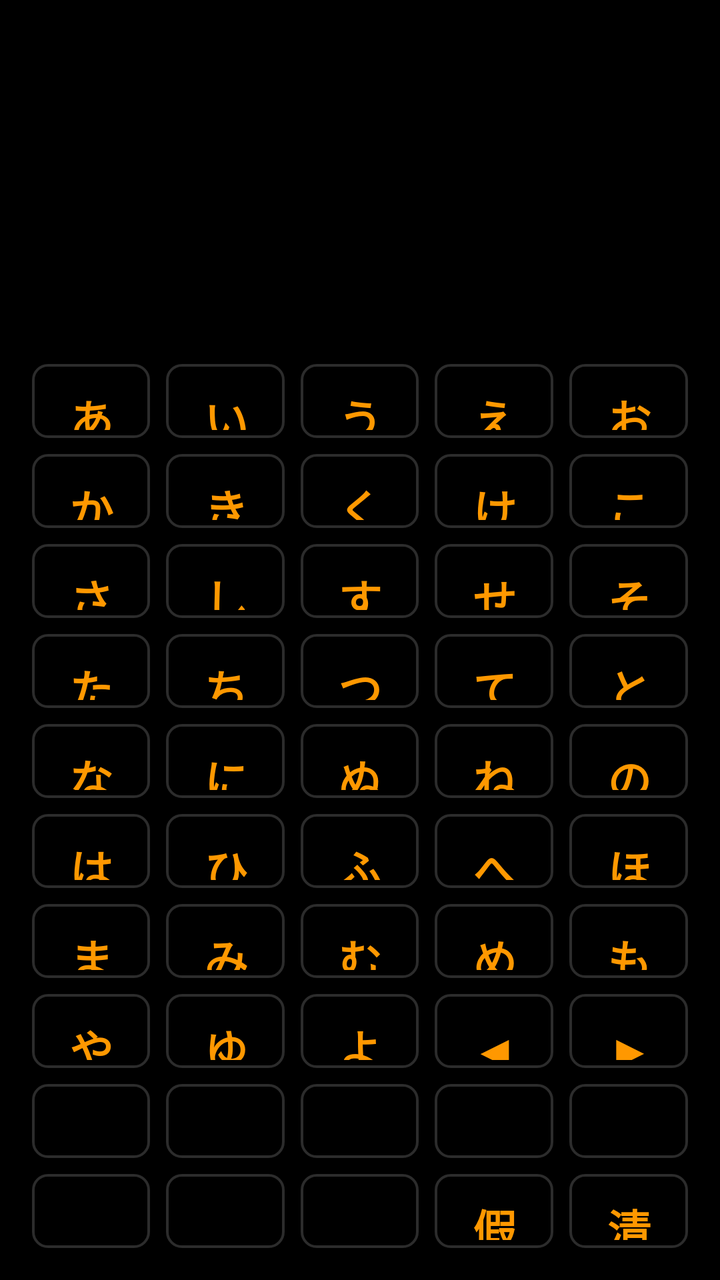
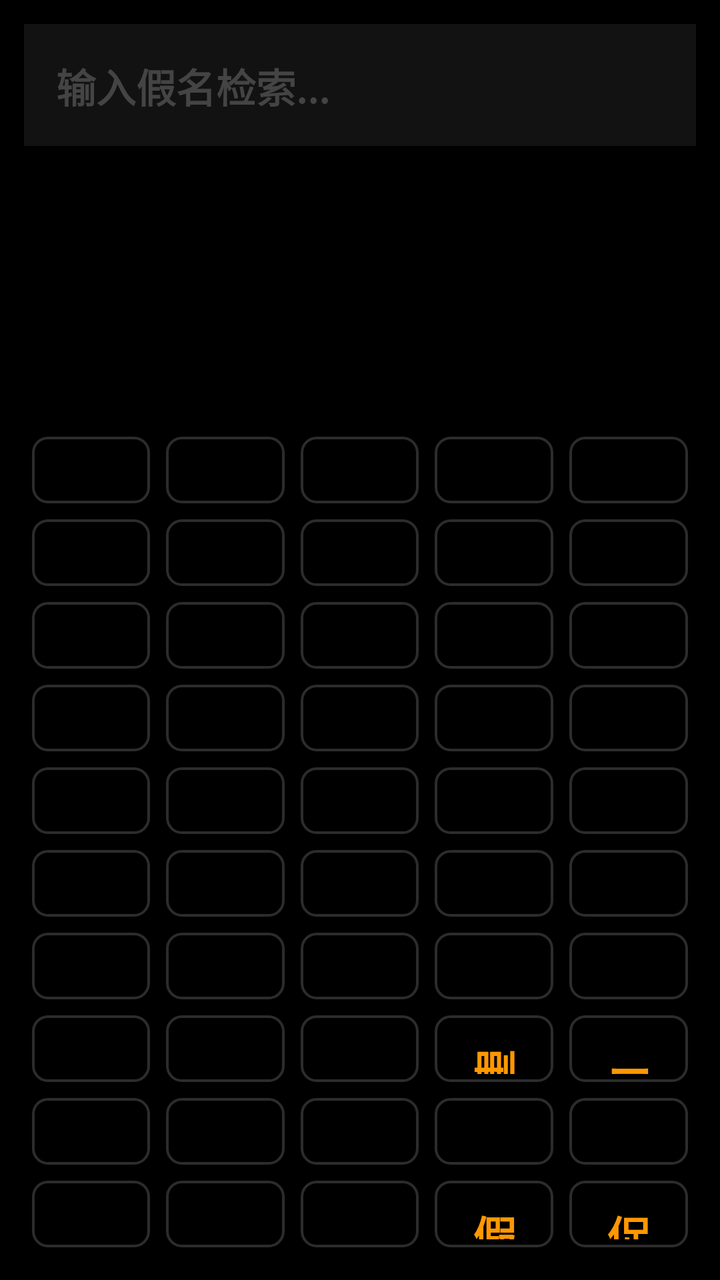

Screens rendered from an Android XML layout before and after an edit, with the pre-edit source and the edit as a unified diff.
<!-- AndroidManifest.xml: activity theme Theme.MaterialComponents.DayNight.NoActionBar -->
<!-- res/layout/activity_fake_calculator.xml -->
<?xml version="1.0" encoding="utf-8"?>
<LinearLayout
    xmlns:android="http://schemas.android.com/apk/res/android"
    xmlns:app="http://schemas.android.com/apk/res-auto"
    android:layout_width="match_parent"
    android:layout_height="match_parent"
    android:orientation="vertical"
    android:background="#000000"
    android:padding="12dp"
    android:weightSum="10">

    <androidx.appcompat.widget.AppCompatTextView
        android:id="@+id/display"
        android:layout_width="match_parent"
        android:layout_height="0dp"
        android:layout_weight="2.6"
        android:layout_marginBottom="8dp"
        android:background="#000000"
        
        android:gravity="top|start"
        
        android:paddingTop="16dp"
        android:paddingStart="16dp"
        android:paddingEnd="16dp"
        android:paddingBottom="24dp"
        
        android:textColor="#FF9800"
        
        android:maxLines="8"
        
        app:autoSizeTextType="uniform"
        app:autoSizeMinTextSize="14sp"
        app:autoSizeMaxTextSize="32sp"
        app:autoSizeStepGranularity="1sp"
        
        android:fontFamily="@font/geek_font_bold"
        android:textStyle="bold" />

    <GridLayout
        android:layout_width="match_parent"
        android:layout_height="0dp"
        android:layout_weight="7.4"
        android:columnCount="5"
        android:rowCount="10">

        <com.google.android.material.button.MaterialButton android:id="@+id/btn_1_1" android:text="あ" style="@style/FiftyToneButtonStyle"/>
        <com.google.android.material.button.MaterialButton android:id="@+id/btn_1_2" android:text="い" style="@style/FiftyToneButtonStyle"/>
        <com.google.android.material.button.MaterialButton android:id="@+id/btn_1_3" android:text="う" style="@style/FiftyToneButtonStyle"/>
        <com.google.android.material.button.MaterialButton android:id="@+id/btn_1_4" android:text="え" style="@style/FiftyToneButtonStyle"/>
        <com.google.android.material.button.MaterialButton android:id="@+id/btn_1_5" android:text="お" style="@style/FiftyToneButtonStyle"/>

        <com.google.android.material.button.MaterialButton android:id="@+id/btn_2_1" android:text="か" style="@style/FiftyToneButtonStyle"/>
        <com.google.android.material.button.MaterialButton android:id="@+id/btn_2_2" android:text="き" style="@style/FiftyToneButtonStyle"/>
        <com.google.android.material.button.MaterialButton android:id="@+id/btn_2_3" android:text="く" style="@style/FiftyToneButtonStyle"/>
        <com.google.android.material.button.MaterialButton android:id="@+id/btn_2_4" android:text="け" style="@style/FiftyToneButtonStyle"/>
        <com.google.android.material.button.MaterialButton android:id="@+id/btn_2_5" android:text="こ" style="@style/FiftyToneButtonStyle"/>

        <com.google.android.material.button.MaterialButton android:id="@+id/btn_3_1" android:text="さ" style="@style/FiftyToneButtonStyle"/>
        <com.google.android.material.button.MaterialButton android:id="@+id/btn_3_2" android:text="し" style="@style/FiftyToneButtonStyle"/>
        <com.google.android.material.button.MaterialButton android:id="@+id/btn_3_3" android:text="す" style="@style/FiftyToneButtonStyle"/>
        <com.google.android.material.button.MaterialButton android:id="@+id/btn_3_4" android:text="せ" style="@style/FiftyToneButtonStyle"/>
        <com.google.android.material.button.MaterialButton android:id="@+id/btn_3_5" android:text="そ" style="@style/FiftyToneButtonStyle"/>

        <com.google.android.material.button.MaterialButton android:id="@+id/btn_4_1" android:text="た" style="@style/FiftyToneButtonStyle"/>
        <com.google.android.material.button.MaterialButton android:id="@+id/btn_4_2" android:text="ち" style="@style/FiftyToneButtonStyle"/>
        <com.google.android.material.button.MaterialButton android:id="@+id/btn_4_3" android:text="つ" style="@style/FiftyToneButtonStyle"/>
        <com.google.android.material.button.MaterialButton android:id="@+id/btn_4_4" android:text="て" style="@style/FiftyToneButtonStyle"/>
        <com.google.android.material.button.MaterialButton android:id="@+id/btn_4_5" android:text="と" style="@style/FiftyToneButtonStyle"/>

        <com.google.android.material.button.MaterialButton android:id="@+id/btn_5_1" android:text="な" style="@style/FiftyToneButtonStyle"/>
        <com.google.android.material.button.MaterialButton android:id="@+id/btn_5_2" android:text="に" style="@style/FiftyToneButtonStyle"/>
        <com.google.android.material.button.MaterialButton android:id="@+id/btn_5_3" android:text="ぬ" style="@style/FiftyToneButtonStyle"/>
        <com.google.android.material.button.MaterialButton android:id="@+id/btn_5_4" android:text="ね" style="@style/FiftyToneButtonStyle"/>
        <com.google.android.material.button.MaterialButton android:id="@+id/btn_5_5" android:text="の" style="@style/FiftyToneButtonStyle"/>

        <com.google.android.material.button.MaterialButton android:id="@+id/btn_6_1" android:text="は" style="@style/FiftyToneButtonStyle"/>
        <com.google.android.material.button.MaterialButton android:id="@+id/btn_6_2" android:text="ひ" style="@style/FiftyToneButtonStyle"/>
        <com.google.android.material.button.MaterialButton android:id="@+id/btn_6_3" android:text="ふ" style="@style/FiftyToneButtonStyle"/>
        <com.google.android.material.button.MaterialButton android:id="@+id/btn_6_4" android:text="へ" style="@style/FiftyToneButtonStyle"/>
        <com.google.android.material.button.MaterialButton android:id="@+id/btn_6_5" android:text="ほ" style="@style/FiftyToneButtonStyle"/>

        <com.google.android.material.button.MaterialButton android:id="@+id/btn_7_1" android:text="ま" style="@style/FiftyToneButtonStyle"/>
        <com.google.android.material.button.MaterialButton android:id="@+id/btn_7_2" android:text="み" style="@style/FiftyToneButtonStyle"/>
        <com.google.android.material.button.MaterialButton android:id="@+id/btn_7_3" android:text="む" style="@style/FiftyToneButtonStyle"/>
        <com.google.android.material.button.MaterialButton android:id="@+id/btn_7_4" android:text="め" style="@style/FiftyToneButtonStyle"/>
        <com.google.android.material.button.MaterialButton android:id="@+id/btn_7_5" android:text="も" style="@style/FiftyToneButtonStyle"/>

        <com.google.android.material.button.MaterialButton android:id="@+id/btn_8_1" android:text="や" style="@style/FiftyToneButtonStyle"/>
        <com.google.android.material.button.MaterialButton android:id="@+id/btn_8_2" android:text="ゆ" style="@style/FiftyToneButtonStyle"/>
        <com.google.android.material.button.MaterialButton android:id="@+id/btn_8_3" android:text="よ" style="@style/FiftyToneButtonStyle"/>
        <com.google.android.material.button.MaterialButton android:id="@+id/btn_8_4" android:text="◀" style="@style/FiftyToneButtonStyle"/>
        <com.google.android.material.button.MaterialButton android:id="@+id/btn_8_5" android:text="▶" style="@style/FiftyToneButtonStyle"/>

        <com.google.android.material.button.MaterialButton android:id="@+id/btn_9_1" style="@style/FiftyToneButtonStyle"/>
        <com.google.android.material.button.MaterialButton android:id="@+id/btn_9_2" style="@style/FiftyToneButtonStyle"/>
        <com.google.android.material.button.MaterialButton android:id="@+id/btn_9_3" style="@style/FiftyToneButtonStyle"/>
        <com.google.android.material.button.MaterialButton android:id="@+id/btn_9_4" style="@style/FiftyToneButtonStyle"/>
        <com.google.android.material.button.MaterialButton android:id="@+id/btn_9_5" style="@style/FiftyToneButtonStyle"/>

        <com.google.android.material.button.MaterialButton android:id="@+id/btn_10_1" style="@style/FiftyToneButtonStyle"/>
        <com.google.android.material.button.MaterialButton android:id="@+id/btn_10_2" style="@style/FiftyToneButtonStyle"/>
        <com.google.android.material.button.MaterialButton android:id="@+id/btn_10_3" style="@style/FiftyToneButtonStyle"/>
        <com.google.android.material.button.MaterialButton android:id="@+id/btn_10_4" android:text="假名" style="@style/FiftyToneButtonStyle"/>
        <com.google.android.material.button.MaterialButton android:id="@+id/btn_10_5" android:text="清空" style="@style/FiftyToneButtonStyle"/>

    </GridLayout>
</LinearLayout>
<!-- resources referenced by this layout -->
<resources>
  <style name="FiftyToneButtonStyle" parent="Widget.MaterialComponents.Button">
          <item name="android:layout_width">0dp</item>
          <item name="android:layout_height">0dp</item>
          <item name="android:layout_margin">4dp</item>
          
          <item name="android:layout_columnWeight">1</item>
          <item name="android:layout_rowWeight">1</item>
          
          <item name="android:backgroundTint">#000000</item>
          <item name="android:textColor">#FF9800</item>
          
          <item name="android:textSize">22sp</item>
          <item name="android:textStyle">bold</item>
          <item name="android:fontFamily">@font/geek_font_bold</item>
          <item name="android:insetTop">0dp</item>
          <item name="android:insetBottom">0dp</item>
          <item name="android:gravity">center</item>
          <item name="android:includeFontPadding">false</item>
          
          <item name="cornerRadius">8dp</item>
          <item name="strokeColor">#2C2C2C</item>
          <item name="strokeWidth">1.2dp</item>
          <item name="rippleColor">#40FF9800</item>
      </style>
</resources>

<!-- the commit's change to res/layout/activity_fake_calculator.xml (unified diff, before → after) -->
@@ -9,87 +9,104 @@
     android:padding="12dp"
     android:weightSum="10">
 
-    <androidx.appcompat.widget.AppCompatTextView
-        android:id="@+id/display"
+    <LinearLayout
         android:layout_width="match_parent"
         android:layout_height="0dp"
-        android:layout_weight="2.6"
-        android:layout_marginBottom="8dp"
-        android:background="#000000"
-        
-        android:gravity="top|start"
-        
-        android:paddingTop="16dp"
-        android:paddingStart="16dp"
-        android:paddingEnd="16dp"
-        android:paddingBottom="24dp"
-        
-        android:textColor="#FF9800"
-        
-        android:maxLines="8"
-        
-        app:autoSizeTextType="uniform"
-        app:autoSizeMinTextSize="14sp"
-        app:autoSizeMaxTextSize="32sp"
-        app:autoSizeStepGranularity="1sp"
-        
-        android:fontFamily="@font/geek_font_bold"
-        android:textStyle="bold" />
+        android:layout_weight="3.2"
+        android:orientation="vertical"
+        android:layout_marginBottom="8dp">
+
+        <androidx.appcompat.widget.AppCompatTextView
+            android:id="@+id/search_bar"
+            android:layout_width="match_parent"
+            android:layout_height="wrap_content"
+            android:background="#121212"
+            android:gravity="center_vertical|start"
+            android:paddingTop="10dp"
+            android:paddingBottom="10dp"
+            android:paddingStart="16dp"
+            android:paddingEnd="16dp"
+            android:textColor="#FF9800"
+            android:textSize="20sp"
+            android:textStyle="bold"
+            android:fontFamily="@font/geek_font_bold"
+            android:hint="输入假名检索..."
+            android:textColorHint="#444444"
+            android:maxLines="1" />
+
+        <ScrollView
+            android:layout_width="match_parent"
+            android:layout_height="match_parent"
+            android:layout_marginTop="6dp"
+            android:fillViewport="true">
+
+            <androidx.appcompat.widget.AppCompatTextView
+                android:id="@+id/display"
+                android:layout_width="match_parent"
+                android:layout_height="wrap_content"
+                android:gravity="top|start"
+                android:paddingBottom="16dp"
+                android:textColor="#FF9800"
+                android:textSize="18sp"
+                android:fontFamily="@font/geek_font_bold"
+                android:lineSpacingMultiplier="1.2" />
+        </ScrollView>
+    </LinearLayout>
 
     <GridLayout
         android:layout_width="match_parent"
         android:layout_height="0dp"
-        android:layout_weight="7.4"
+        android:layout_weight="6.8"
         android:columnCount="5"
         android:rowCount="10">
 
-        <com.google.android.material.button.MaterialButton android:id="@+id/btn_1_1" android:text="あ" style="@style/FiftyToneButtonStyle"/>
-        <com.google.android.material.button.MaterialButton android:id="@+id/btn_1_2" android:text="い" style="@style/FiftyToneButtonStyle"/>
-        <com.google.android.material.button.MaterialButton android:id="@+id/btn_1_3" android:text="う" style="@style/FiftyToneButtonStyle"/>
-        <com.google.android.material.button.MaterialButton android:id="@+id/btn_1_4" android:text="え" style="@style/FiftyToneButtonStyle"/>
-        <com.google.android.material.button.MaterialButton android:id="@+id/btn_1_5" android:text="お" style="@style/FiftyToneButtonStyle"/>
+        <com.google.android.material.button.MaterialButton android:id="@+id/btn_1_1" style="@style/FiftyToneButtonStyle"/>
+        <com.google.android.material.button.MaterialButton android:id="@+id/btn_1_2" style="@style/FiftyToneButtonStyle"/>
+        <com.google.android.material.button.MaterialButton android:id="@+id/btn_1_3" style="@style/FiftyToneButtonStyle"/>
+        <com.google.android.material.button.MaterialButton android:id="@+id/btn_1_4" style="@style/FiftyToneButtonStyle"/>
+        <com.google.android.material.button.MaterialButton android:id="@+id/btn_1_5" style="@style/FiftyToneButtonStyle"/>
 
-        <com.google.android.material.button.MaterialButton android:id="@+id/btn_2_1" android:text="か" style="@style/FiftyToneButtonStyle"/>
-        <com.google.android.material.button.MaterialButton android:id="@+id/btn_2_2" android:text="き" style="@style/FiftyToneButtonStyle"/>
-        <com.google.android.material.button.MaterialButton android:id="@+id/btn_2_3" android:text="く" style="@style/FiftyToneButtonStyle"/>
-        <com.google.android.material.button.MaterialButton android:id="@+id/btn_2_4" android:text="け" style="@style/FiftyToneButtonStyle"/>
-        <com.google.android.material.button.MaterialButton android:id="@+id/btn_2_5" android:text="こ" style="@style/FiftyToneButtonStyle"/>
+        <com.google.android.material.button.MaterialButton android:id="@+id/btn_2_1" style="@style/FiftyToneButtonStyle"/>
+        <com.google.android.material.button.MaterialButton android:id="@+id/btn_2_2" style="@style/FiftyToneButtonStyle"/>
+        <com.google.android.material.button.MaterialButton android:id="@+id/btn_2_3" style="@style/FiftyToneButtonStyle"/>
+        <com.google.android.material.button.MaterialButton android:id="@+id/btn_2_4" style="@style/FiftyToneButtonStyle"/>
+        <com.google.android.material.button.MaterialButton android:id="@+id/btn_2_5" style="@style/FiftyToneButtonStyle"/>
 
-        <com.google.android.material.button.MaterialButton android:id="@+id/btn_3_1" android:text="さ" style="@style/FiftyToneButtonStyle"/>
-        <com.google.android.material.button.MaterialButton android:id="@+id/btn_3_2" android:text="し" style="@style/FiftyToneButtonStyle"/>
-        <com.google.android.material.button.MaterialButton android:id="@+id/btn_3_3" android:text="す" style="@style/FiftyToneButtonStyle"/>
-        <com.google.android.material.button.MaterialButton android:id="@+id/btn_3_4" android:text="せ" style="@style/FiftyToneButtonStyle"/>
-        <com.google.android.material.button.MaterialButton android:id="@+id/btn_3_5" android:text="そ" style="@style/FiftyToneButtonStyle"/>
+        <com.google.android.material.button.MaterialButton android:id="@+id/btn_3_1" style="@style/FiftyToneButtonStyle"/>
+        <com.google.android.material.button.MaterialButton android:id="@+id/btn_3_2" style="@style/FiftyToneButtonStyle"/>
+        <com.google.android.material.button.MaterialButton android:id="@+id/btn_3_3" style="@style/FiftyToneButtonStyle"/>
+        <com.google.android.material.button.MaterialButton android:id="@+id/btn_3_4" style="@style/FiftyToneButtonStyle"/>
+        <com.google.android.material.button.MaterialButton android:id="@+id/btn_3_5" style="@style/FiftyToneButtonStyle"/>
 
-        <com.google.android.material.button.MaterialButton android:id="@+id/btn_4_1" android:text="た" style="@style/FiftyToneButtonStyle"/>
-        <com.google.android.material.button.MaterialButton android:id="@+id/btn_4_2" android:text="ち" style="@style/FiftyToneButtonStyle"/>
-        <com.google.android.material.button.MaterialButton android:id="@+id/btn_4_3" android:text="つ" style="@style/FiftyToneButtonStyle"/>
-        <com.google.android.material.button.MaterialButton android:id="@+id/btn_4_4" android:text="て" style="@style/FiftyToneButtonStyle"/>
-        <com.google.android.material.button.MaterialButton android:id="@+id/btn_4_5" android:text="と" style="@style/FiftyToneButtonStyle"/>
+        <com.google.android.material.button.MaterialButton android:id="@+id/btn_4_1" style="@style/FiftyToneButtonStyle"/>
+        <com.google.android.material.button.MaterialButton android:id="@+id/btn_4_2" style="@style/FiftyToneButtonStyle"/>
+        <com.google.android.material.button.MaterialButton android:id="@+id/btn_4_3" style="@style/FiftyToneButtonStyle"/>
+        <com.google.android.material.button.MaterialButton android:id="@+id/btn_4_4" style="@style/FiftyToneButtonStyle"/>
+        <com.google.android.material.button.MaterialButton android:id="@+id/btn_4_5" style="@style/FiftyToneButtonStyle"/>
 
-        <com.google.android.material.button.MaterialButton android:id="@+id/btn_5_1" android:text="な" style="@style/FiftyToneButtonStyle"/>
-        <com.google.android.material.button.MaterialButton android:id="@+id/btn_5_2" android:text="に" style="@style/FiftyToneButtonStyle"/>
-        <com.google.android.material.button.MaterialButton android:id="@+id/btn_5_3" android:text="ぬ" style="@style/FiftyToneButtonStyle"/>
-        <com.google.android.material.button.MaterialButton android:id="@+id/btn_5_4" android:text="ね" style="@style/FiftyToneButtonStyle"/>
-        <com.google.android.material.button.MaterialButton android:id="@+id/btn_5_5" android:text="の" style="@style/FiftyToneButtonStyle"/>
+        <com.google.android.material.button.MaterialButton android:id="@+id/btn_5_1" style="@style/FiftyToneButtonStyle"/>
+        <com.google.android.material.button.MaterialButton android:id="@+id/btn_5_2" style="@style/FiftyToneButtonStyle"/>
+        <com.google.android.material.button.MaterialButton android:id="@+id/btn_5_3" style="@style/FiftyToneButtonStyle"/>
+        <com.google.android.material.button.MaterialButton android:id="@+id/btn_5_4" style="@style/FiftyToneButtonStyle"/>
+        <com.google.android.material.button.MaterialButton android:id="@+id/btn_5_5" style="@style/FiftyToneButtonStyle"/>
 
-        <com.google.android.material.button.MaterialButton android:id="@+id/btn_6_1" android:text="は" style="@style/FiftyToneButtonStyle"/>
-        <com.google.android.material.button.MaterialButton android:id="@+id/btn_6_2" android:text="ひ" style="@style/FiftyToneButtonStyle"/>
-        <com.google.android.material.button.MaterialButton android:id="@+id/btn_6_3" android:text="ふ" style="@style/FiftyToneButtonStyle"/>
-        <com.google.android.material.button.MaterialButton android:id="@+id/btn_6_4" android:text="へ" style="@style/FiftyToneButtonStyle"/>
-        <com.google.android.material.button.MaterialButton android:id="@+id/btn_6_5" android:text="ほ" style="@style/FiftyToneButtonStyle"/>
+        <com.google.android.material.button.MaterialButton android:id="@+id/btn_6_1" style="@style/FiftyToneButtonStyle"/>
+        <com.google.android.material.button.MaterialButton android:id="@+id/btn_6_2" style="@style/FiftyToneButtonStyle"/>
+        <com.google.android.material.button.MaterialButton android:id="@+id/btn_6_3" style="@style/FiftyToneButtonStyle"/>
+        <com.google.android.material.button.MaterialButton android:id="@+id/btn_6_4" style="@style/FiftyToneButtonStyle"/>
+        <com.google.android.material.button.MaterialButton android:id="@+id/btn_6_5" style="@style/FiftyToneButtonStyle"/>
 
-        <com.google.android.material.button.MaterialButton android:id="@+id/btn_7_1" android:text="ま" style="@style/FiftyToneButtonStyle"/>
-        <com.google.android.material.button.MaterialButton android:id="@+id/btn_7_2" android:text="み" style="@style/FiftyToneButtonStyle"/>
-        <com.google.android.material.button.MaterialButton android:id="@+id/btn_7_3" android:text="む" style="@style/FiftyToneButtonStyle"/>
-        <com.google.android.material.button.MaterialButton android:id="@+id/btn_7_4" android:text="め" style="@style/FiftyToneButtonStyle"/>
-        <com.google.android.material.button.MaterialButton android:id="@+id/btn_7_5" android:text="も" style="@style/FiftyToneButtonStyle"/>
+        <com.google.android.material.button.MaterialButton android:id="@+id/btn_7_1" style="@style/FiftyToneButtonStyle"/>
+        <com.google.android.material.button.MaterialButton android:id="@+id/btn_7_2" style="@style/FiftyToneButtonStyle"/>
+        <com.google.android.material.button.MaterialButton android:id="@+id/btn_7_3" style="@style/FiftyToneButtonStyle"/>
+        <com.google.android.material.button.MaterialButton android:id="@+id/btn_7_4" style="@style/FiftyToneButtonStyle"/>
+        <com.google.android.material.button.MaterialButton android:id="@+id/btn_7_5" style="@style/FiftyToneButtonStyle"/>
 
-        <com.google.android.material.button.MaterialButton android:id="@+id/btn_8_1" android:text="や" style="@style/FiftyToneButtonStyle"/>
-        <com.google.android.material.button.MaterialButton android:id="@+id/btn_8_2" android:text="ゆ" style="@style/FiftyToneButtonStyle"/>
-        <com.google.android.material.button.MaterialButton android:id="@+id/btn_8_3" android:text="よ" style="@style/FiftyToneButtonStyle"/>
-        <com.google.android.material.button.MaterialButton android:id="@+id/btn_8_4" android:text="◀" style="@style/FiftyToneButtonStyle"/>
-        <com.google.android.material.button.MaterialButton android:id="@+id/btn_8_5" android:text="▶" style="@style/FiftyToneButtonStyle"/>
+        <com.google.android.material.button.MaterialButton android:id="@+id/btn_8_1" style="@style/FiftyToneButtonStyle"/>
+        <com.google.android.material.button.MaterialButton android:id="@+id/btn_8_2" style="@style/FiftyToneButtonStyle"/>
+        <com.google.android.material.button.MaterialButton android:id="@+id/btn_8_3" style="@style/FiftyToneButtonStyle"/>
+        <com.google.android.material.button.MaterialButton android:id="@+id/btn_8_4" android:text="删除" style="@style/FiftyToneButtonStyle"/>
+        <com.google.android.material.button.MaterialButton android:id="@+id/btn_8_5" android:text="ー" style="@style/FiftyToneButtonStyle"/>
 
         <com.google.android.material.button.MaterialButton android:id="@+id/btn_9_1" style="@style/FiftyToneButtonStyle"/>
         <com.google.android.material.button.MaterialButton android:id="@+id/btn_9_2" style="@style/FiftyToneButtonStyle"/>
@@ -101,7 +118,7 @@
         <com.google.android.material.button.MaterialButton android:id="@+id/btn_10_2" style="@style/FiftyToneButtonStyle"/>
         <com.google.android.material.button.MaterialButton android:id="@+id/btn_10_3" style="@style/FiftyToneButtonStyle"/>
         <com.google.android.material.button.MaterialButton android:id="@+id/btn_10_4" android:text="假名" style="@style/FiftyToneButtonStyle"/>
-        <com.google.android.material.button.MaterialButton android:id="@+id/btn_10_5" android:text="清空" style="@style/FiftyToneButtonStyle"/>
+        <com.google.android.material.button.MaterialButton android:id="@+id/btn_10_5" android:text="促音" style="@style/FiftyToneButtonStyle"/>
 
     </GridLayout>
 </LinearLayout>
